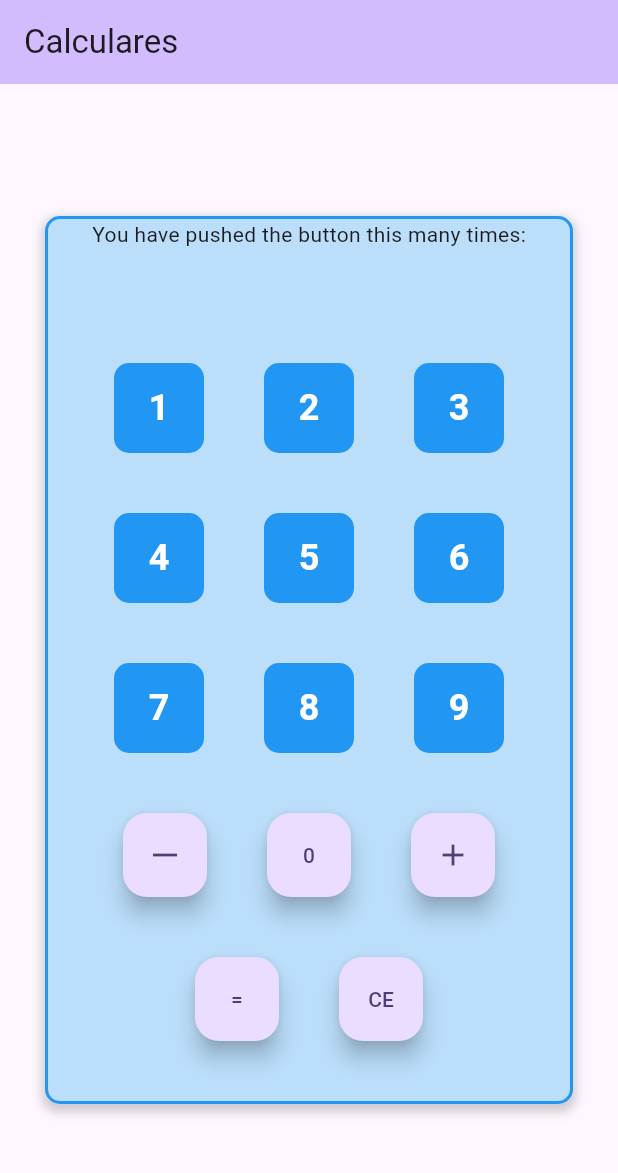
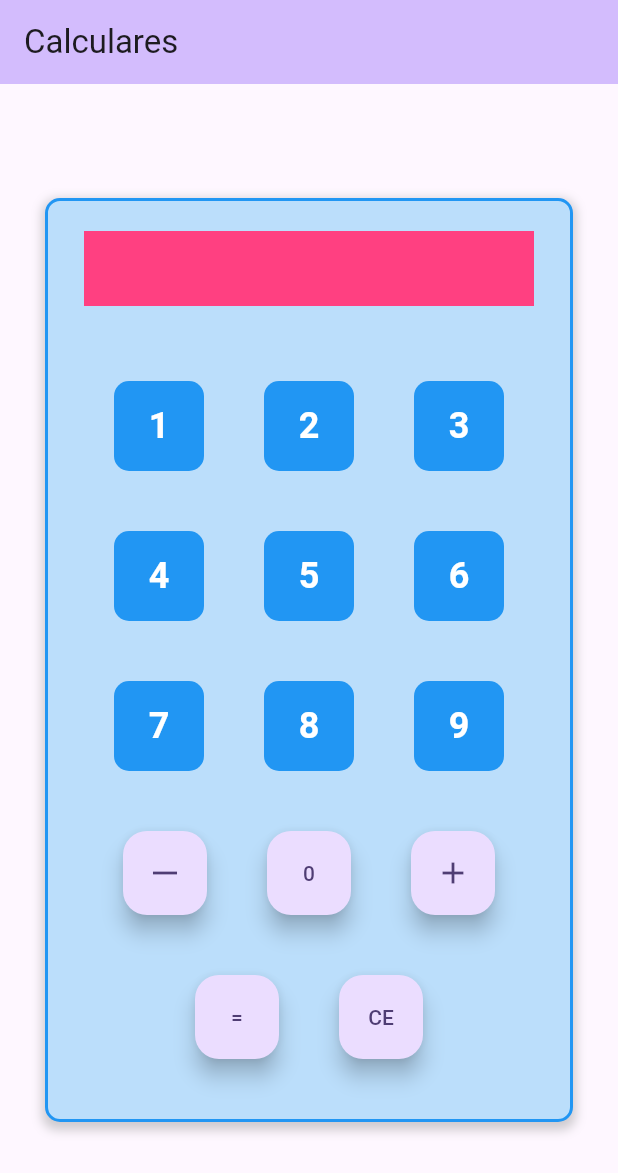
Before and after one commit to pedrourio/Calculadora-Flutter, a Flutter app: the screen it shows after launch, on a phone screen of 412 x 824 dp. Shown: the top 1173 px of the screen. Run offline on Flutter 3.47's test engine with Material 3 defaults, Android fonts, the phone set to English and light mode, and no system bars.

Commit message:
refactor: alterando o painel de exibição do cálculo

```diff
--- a/lib/Calculadora.dart
+++ b/lib/Calculadora.dart
@@ -1,3 +1,4 @@
+import 'package:flutter/gestures.dart';
 import 'package:flutter/material.dart';
 import 'main.dart';
 import 'calculo.dart';
@@ -66,6 +67,7 @@ class _CalculadoraPageState extends State<CalculadoraPage> {
       ),
 
       body: Center(
+
         child: Container(
           width: 400,
           margin: EdgeInsets.all(30),
@@ -94,11 +96,19 @@ class _CalculadoraPageState extends State<CalculadoraPage> {
             child: Column(
               mainAxisAlignment: MainAxisAlignment.center,
               children: <Widget>[
-                const Text('You have pushed the button this many times:'),
-                SingleChildScrollView(
-                  scrollDirection: Axis.horizontal,
+                Container(
+                  width: 300,
+                  height: 50,
+                  margin: EdgeInsets.fromLTRB(0, 20, 0, 10),
+                  decoration: BoxDecoration(
+                    color: Colors.pinkAccent,
+                  ),
 
-                  child: Text(_calculator.result, style: Theme.of(context).textTheme.headlineMedium),
+                  child: SingleChildScrollView(
+                    dragStartBehavior: DragStartBehavior.down,
+
+                    child: Text(_calculator.result, style: Theme.of(context).textTheme.headlineMedium),
+                  ),
                 ),
                 Container(
                   padding: EdgeInsets.all(20),
```
Also changed, not shown: 1 other file.
